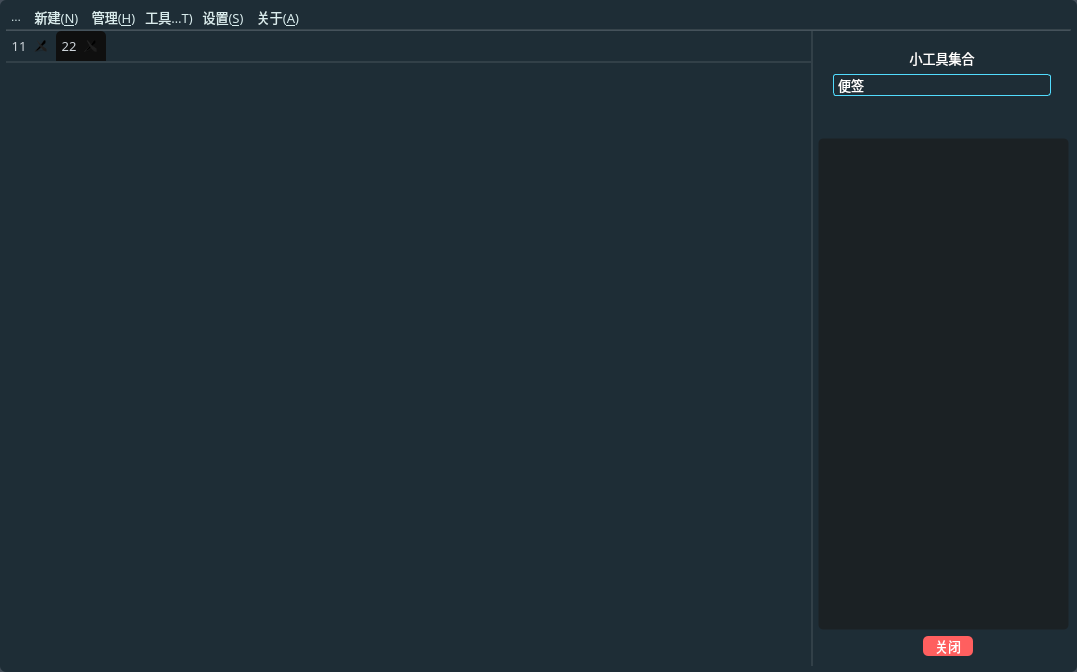
Old version of the form mainwindow.ui in the repository HuaGouFdog/Fdog-Kit.
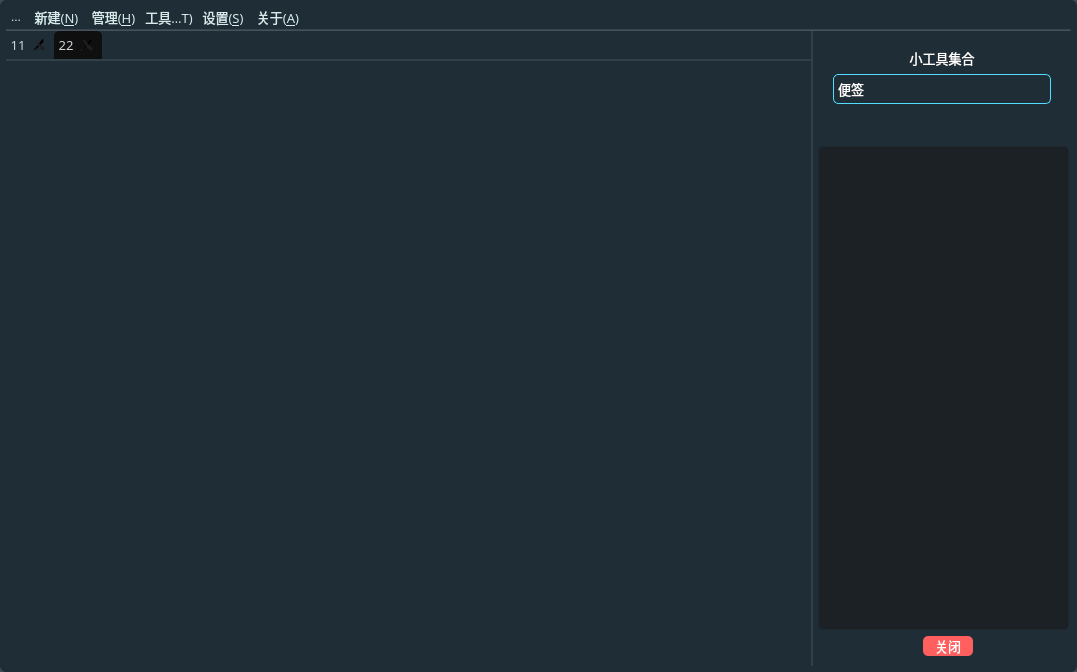
New version of the form. Icons and pictures are not drawn.

Patch:
```diff
--- a/mainwindow.ui
+++ b/mainwindow.ui
@@ -871,7 +871,7 @@
 	border-top-left-radius: 5px;    /*设置tab的边框的圆角（左上圆角）*/
 	border-top-right-radius: 5px;    /*设置tab的边框的圆角（右上圆角）*/
 	/*width:120px;*/
-	padding: 4px;
+	padding: 3px;
 	/*margin-right:0px;
 	margin-left: 0px;*/
 }
@@ -1054,13 +1054,13 @@
                    <property name="minimumSize">
                     <size>
                      <width>0</width>
-                     <height>0</height>
+                     <height>30</height>
                     </size>
                    </property>
                    <property name="maximumSize">
                     <size>
                      <width>16777215</width>
-                     <height>26</height>
+                     <height>30</height>
                     </size>
                    </property>
                    <property name="font">
@@ -1077,7 +1077,7 @@
                     <string notr="true">QComboBox{
 	color:#ffffff;
 	border:1px solid #52DCFE;
-	border-radius:3px;
+	border-radius:5px;
 	background:transparent;
 }
 QComboBox:disabled{
```
